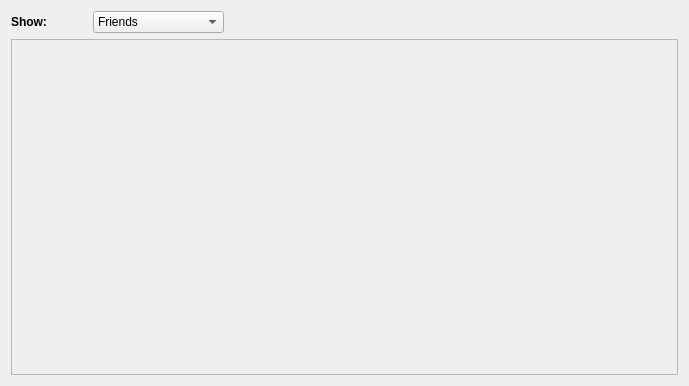
Before: the Qt Designer form retroshare-gui/src/gui/PeersFeed.ui in RetroShare/RetroShare, drawn with Qt 5.
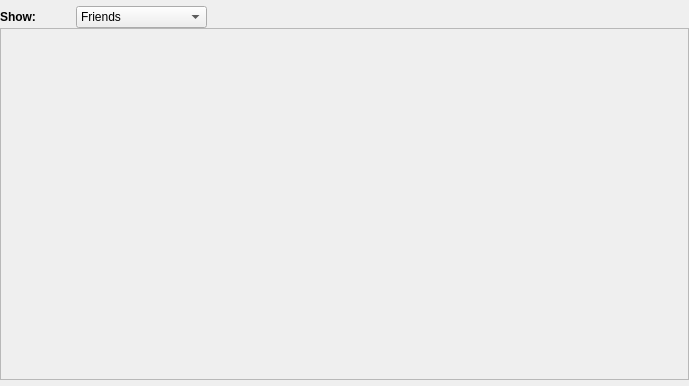
After: the same form once the commit is applied.

```diff
--- a/retroshare-gui/src/gui/PeersFeed.ui
+++ b/retroshare-gui/src/gui/PeersFeed.ui
@@ -13,6 +13,21 @@
    <string>Form</string>
   </property>
   <layout class="QVBoxLayout" >
+   <property name="spacing" >
+    <number>0</number>
+   </property>
+   <property name="leftMargin" >
+    <number>0</number>
+   </property>
+   <property name="topMargin" >
+    <number>6</number>
+   </property>
+   <property name="rightMargin" >
+    <number>0</number>
+   </property>
+   <property name="bottomMargin" >
+    <number>6</number>
+   </property>
    <item>
     <layout class="QHBoxLayout" >
      <item>
```
Left out of the diff: 4 changed lines with no effect on the pictures.
